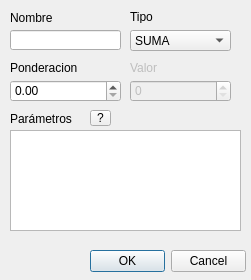
MonodetH/Promedieitor, file UIs/agregarVar.ui: the form before one commit.
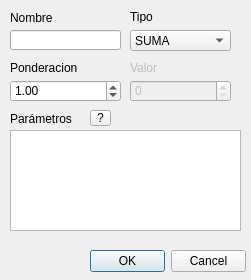
The form after the commit.

```diff
--- a/UIs/agregarVar.ui
+++ b/UIs/agregarVar.ui
@@ -90,6 +90,9 @@
    <property name="minimum">
     <double>0.000000000000000</double>
    </property>
+   <property name="value">
+    <double>1.000000000000000</double>
+   </property>
   </widget>
   <widget class="QLabel" name="label_3">
    <property name="enabled">
```
